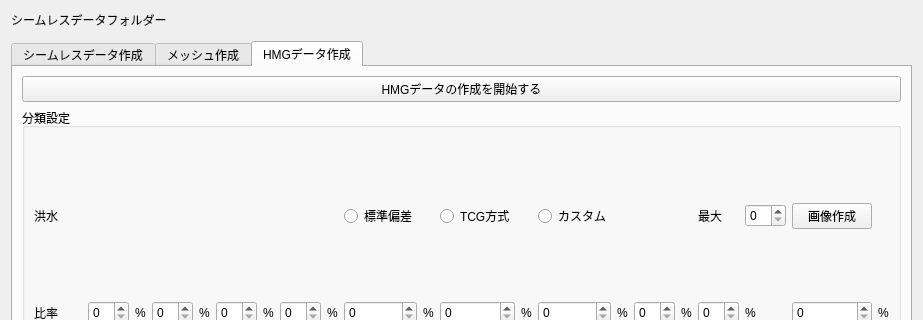
Qt form ui/main_window.ui (0712kazu/HazardMapGame_tool) before a commit; both pictures show x 0 to 923 and y 0 to 320 of the 923 by 843 pixel window.
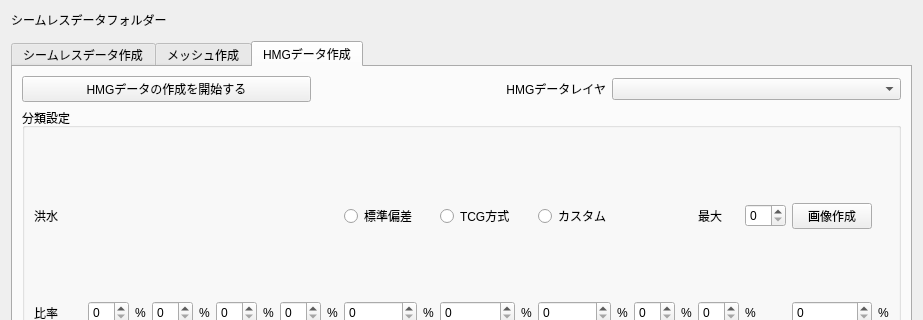
The same form after that commit. The open tabs and pages were chosen to show the change. Custom widgets are drawn as their Qt base class.

Commit message: UI for customize mesh layer

```diff
--- a/ui/main_window.ui
+++ b/ui/main_window.ui
@@ -652,13 +652,34 @@
        <string>HMGデータ作成</string>
       </attribute>
       <layout class="QGridLayout" name="gridLayout_2">
-       <item row="1" column="0">
+        <item row="0" column="0">
+          <layout class="QHBoxLayout" name="horizontalLayout">
+          <item>
            <widget class="QPushButton" name="pushButton_processhmg">
             <property name="text">
              <string>HMGデータの作成を開始する</string>
             </property>
            </widget>
-          </item>
+           </item><item>
+            <widget class="QLabel" name="label">
+            <property name="text">
+              <string>HMGデータレイヤ</string>
+            </property>
+            <property name="alignment">
+            <set>Qt::AlignRight|Qt::AlignVCenter</set>
+            </property>
+            </widget>
+            </item>
+            <item>
+             <widget class="QgsMapLayerComboBox" name="mMapLayerComboBox">
+            <property name="currentText">
+              <string/>
+            </property>
+            </widget>
+            </item>
+            </layout>
+        </item>
+
         <!-- CLASSIFICATION -->
         <item row="2" column="0">
         <widget class="QGroupBox" name="groupBox_5">
@@ -1258,6 +1279,11 @@
    <extends>QComboBox</extends>
    <header>qgsfeaturelistcombobox.h</header>
   </customwidget>
+  <customwidget>
+   <class>QgsMapLayerComboBox</class>
+   <extends>QComboBox</extends>
+   <header>qgsmaplayercombobox.h</header>
+  </customwidget>
  </customwidgets>
  <resources/>
  <connections/>
```
